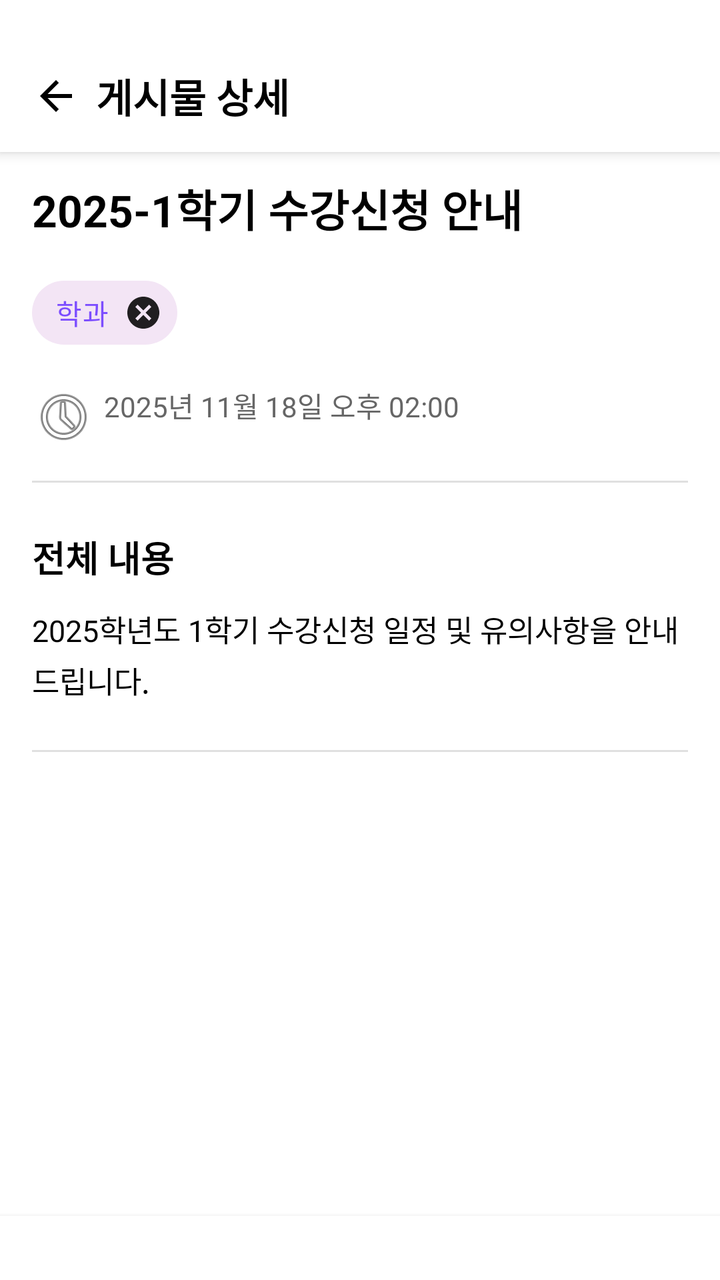
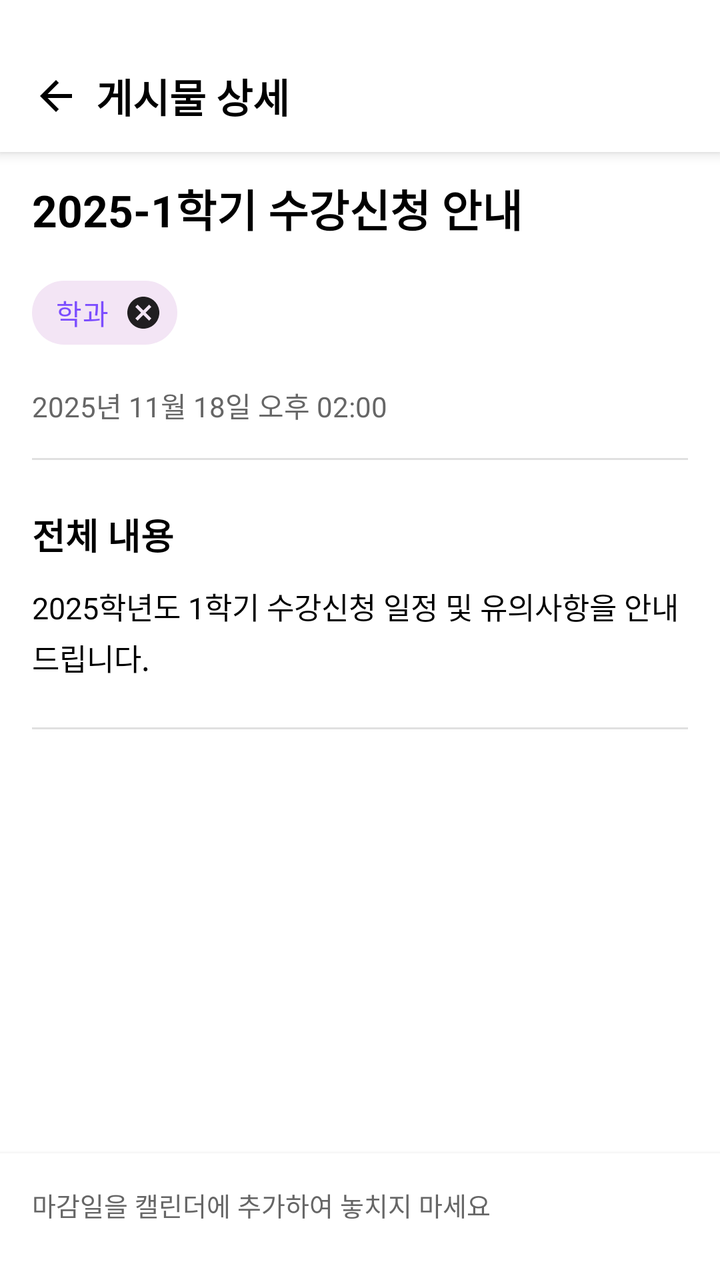

Screens rendered from an Android XML layout before and after an edit, with the pre-edit source and the edit as a unified diff.
<!-- AndroidManifest.xml: application theme Theme.mobile_android -->
<!-- res/layout/activity_post_detail.xml -->
<?xml version="1.0" encoding="utf-8"?>
<androidx.constraintlayout.widget.ConstraintLayout
    xmlns:android="http://schemas.android.com/apk/res/android"
    xmlns:app="http://schemas.android.com/apk/res-auto"
    xmlns:tools="http://schemas.android.com/tools"
    android:layout_width="match_parent"
    android:layout_height="match_parent"
    android:background="@color/screen_background"
    android:fitsSystemWindows="true"
    tools:context=".ui.post.PostDetailActivity">

    <FrameLayout
        android:id="@+id/header"
        android:layout_width="match_parent"
        android:layout_height="wrap_content"
        android:paddingTop="20dp"
        android:background="@android:color/white"
        android:elevation="4dp"
        app:layout_constraintTop_toTopOf="parent"
        app:layout_constraintStart_toStartOf="parent"
        app:layout_constraintEnd_toEndOf="parent">

        <androidx.appcompat.widget.Toolbar
            android:id="@+id/toolbar"
            android:layout_width="match_parent"
            android:layout_height="?attr/actionBarSize"
            android:background="@android:color/transparent"
            android:theme="@style/ThemeOverlay.AppCompat.ActionBar"
            app:popupTheme="@style/ThemeOverlay.AppCompat.Light">

            <ImageButton
                android:id="@+id/btn_back"
                android:layout_width="wrap_content"
                android:layout_height="wrap_content"
                android:layout_marginEnd="8dp"
                android:background="?attr/selectableItemBackgroundBorderless"
                android:contentDescription="뒤로가기"
                android:src="@drawable/ic_arrow_back" />

            <TextView
                android:id="@+id/toolbar_title"
                android:layout_width="wrap_content"
                android:layout_height="wrap_content"
                android:layout_gravity="start"
                android:text="게시물 상세"
                android:textColor="@android:color/black"
                android:textSize="20sp"
                android:textStyle="bold" />

            <ImageButton
                android:id="@+id/btn_grant_permission"
                android:layout_width="wrap_content"
                android:layout_height="wrap_content"
                android:layout_gravity="end"
                android:layout_marginEnd="8dp"
                android:background="?attr/selectableItemBackgroundBorderless"
                android:src="@drawable/ic_notifications"
                android:tint="#FF6B6B"
                android:visibility="gone"
                android:contentDescription="알림 권한 설정" />
        </androidx.appcompat.widget.Toolbar>
    </FrameLayout>

    <ScrollView
        android:layout_width="0dp"
        android:layout_height="0dp"
        android:background="@color/screen_background"
        android:paddingBottom="16dp"
        android:clipToPadding="false"
        app:layout_constraintTop_toBottomOf="@+id/header"
        app:layout_constraintBottom_toTopOf="@+id/bottom_actions"
        app:layout_constraintStart_toStartOf="parent"
        app:layout_constraintEnd_toEndOf="parent">

        <androidx.constraintlayout.widget.ConstraintLayout
            android:layout_width="match_parent"
            android:layout_height="wrap_content"
            android:paddingHorizontal="@dimen/screen_horizontal_padding"
            android:paddingTop="@dimen/screen_section_spacing">

            <TextView
                android:id="@+id/tv_post_title"
                android:layout_width="0dp"
                android:layout_height="wrap_content"
                android:text="2025-1학기 수강신청 안내"
                android:textColor="@android:color/black"
                android:textSize="22sp"
                android:textStyle="bold"
                app:layout_constraintEnd_toEndOf="parent"
                app:layout_constraintStart_toStartOf="parent"
                app:layout_constraintTop_toTopOf="parent"
                tools:ignore="HardcodedText" />

            <com.google.android.material.chip.ChipGroup
                android:id="@+id/chip_group_categories"
                android:layout_width="0dp"
                android:layout_height="wrap_content"
                android:layout_marginTop="12dp"
                app:chipSpacing="8dp"
                app:layout_constraintEnd_toEndOf="parent"
                app:layout_constraintStart_toStartOf="parent"
                app:layout_constraintTop_toBottomOf="@+id/tv_post_title">

                <com.google.android.material.chip.Chip
                    android:id="@+id/chip_category"
                    style="@style/Widget.MaterialComponents.Chip.Entry"
                    android:layout_width="wrap_content"
                    android:layout_height="wrap_content"
                    android:text="학과"
                    android:textColor="#7C4DFF"
                    app:chipBackgroundColor="#F3E5F5" />

            </com.google.android.material.chip.ChipGroup>

            <TextView
                android:id="@+id/tv_post_created_at"
                android:layout_width="0dp"
                android:layout_height="wrap_content"
                android:layout_marginTop="12dp"
                android:drawablePadding="4dp"
                android:text="2025년 11월 18일 오후 02:00"
                android:textColor="#666666"
                android:textSize="14sp"
                app:drawableStartCompat="@android:drawable/ic_menu_recent_history"
                app:layout_constraintEnd_toEndOf="parent"
                app:layout_constraintStart_toStartOf="parent"
                app:layout_constraintTop_toBottomOf="@+id/chip_group_categories"
                tools:ignore="HardcodedText" />

            <TextView
                android:id="@+id/tv_post_event_date"
                android:layout_width="0dp"
                android:layout_height="wrap_content"
                android:layout_marginTop="8dp"
                android:drawablePadding="4dp"
                android:text="마감일: 2025년 11월 25일 오전 12:00"
                android:textColor="#666666"
                android:textSize="14sp"
                android:visibility="gone"
                app:layout_constraintEnd_toEndOf="parent"
                app:layout_constraintStart_toStartOf="parent"
                app:layout_constraintTop_toBottomOf="@+id/tv_post_created_at"
                tools:ignore="HardcodedText"
                tools:visibility="visible" />

            <TextView
                android:id="@+id/tv_post_location"
                android:layout_width="0dp"
                android:layout_height="wrap_content"
                android:layout_marginTop="8dp"
                android:drawablePadding="4dp"
                android:text="장소 정보"
                android:textColor="#666666"
                android:textSize="14sp"
                android:visibility="gone"
                app:layout_constraintEnd_toEndOf="parent"
                app:layout_constraintStart_toStartOf="parent"
                app:layout_constraintTop_toBottomOf="@+id/tv_post_event_date"
                tools:ignore="HardcodedText"
                tools:visibility="visible" />

            <View
                android:id="@+id/divider1"
                android:layout_width="0dp"
                android:layout_height="1dp"
                android:layout_marginTop="16dp"
                android:background="#E0E0E0"
                app:layout_constraintEnd_toEndOf="parent"
                app:layout_constraintStart_toStartOf="parent"
                app:layout_constraintTop_toBottomOf="@+id/tv_post_location" />

            <androidx.cardview.widget.CardView
                android:id="@+id/card_ai_summary"
                android:layout_width="0dp"
                android:layout_height="wrap_content"
                android:layout_marginTop="16dp"
                android:visibility="gone"
                app:cardBackgroundColor="#E3F2FD"
                app:cardCornerRadius="12dp"
                app:cardElevation="0dp"
                app:layout_constraintEnd_toEndOf="parent"
                app:layout_constraintStart_toStartOf="parent"
                app:layout_constraintTop_toBottomOf="@+id/divider1"
                tools:visibility="visible"/>

            <TextView
                android:id="@+id/tv_content_title"
                android:layout_width="0dp"
                android:layout_height="wrap_content"
                android:layout_marginTop="24dp"
                android:text="전체 내용"
                android:textColor="@android:color/black"
                android:textSize="18sp"
                android:textStyle="bold"
                app:layout_constraintEnd_toEndOf="parent"
                app:layout_constraintStart_toStartOf="parent"
                app:layout_constraintTop_toBottomOf="@+id/card_ai_summary" />

            <TextView
                android:id="@+id/tv_post_content"
                android:layout_width="0dp"
                android:layout_height="wrap_content"
                android:layout_marginTop="12dp"
                android:lineSpacingExtra="4dp"
                android:text="2025학년도 1학기 수강신청 일정 및 유의사항을 안내드립니다."
                android:textColor="@android:color/black"
                android:textSize="15sp"
                app:layout_constraintEnd_toEndOf="parent"
                app:layout_constraintStart_toStartOf="parent"
                app:layout_constraintTop_toBottomOf="@+id/tv_content_title"
                tools:ignore="HardcodedText" />

            <View
                android:id="@+id/divider2"
                android:layout_width="0dp"
                android:layout_height="1dp"
                android:layout_marginTop="24dp"
                android:background="#E0E0E0"
                app:layout_constraintEnd_toEndOf="parent"
                app:layout_constraintStart_toStartOf="parent"
                app:layout_constraintTop_toBottomOf="@+id/tv_post_content" />

            <LinearLayout
                android:id="@+id/card_view_source"
                android:layout_width="0dp"
                android:layout_height="wrap_content"
                android:layout_marginTop="16dp"
                android:visibility="gone"
                app:cardBackgroundColor="#FFFFFF"
                app:cardCornerRadius="12dp"
                app:cardElevation="2dp"
                app:layout_constraintEnd_toEndOf="parent"
                app:layout_constraintStart_toStartOf="parent"
                app:layout_constraintTop_toBottomOf="@+id/divider2"
                tools:visibility="visible">

                <LinearLayout
                    android:layout_width="match_parent"
                    android:layout_height="wrap_content"
                    android:orientation="vertical">

                    <TextView
                        android:layout_width="match_parent"
                        android:layout_height="wrap_content"
                        android:text="원문 확인하기"
                        android:textColor="@android:color/black"
                        android:textSize="16sp"
                        android:textStyle="bold" />

                    <TextView
                        android:layout_width="match_parent"
                        android:layout_height="wrap_content"
                        android:layout_marginTop="8dp"
                        android:text="브라우저에서 게시물 원문을 직접 확인할 수 있습니다"
                        android:textColor="#666666"
                        android:textSize="14sp" />

                    <Button
                        android:id="@+id/btn_view_source"
                        android:layout_width="match_parent"
                        android:layout_height="wrap_content"
                        android:layout_marginTop="12dp"
                        android:backgroundTint="@color/accent_color"
                        android:text="게시글 직접 보기"
                        android:textColor="@android:color/white" />

                </LinearLayout>
            </LinearLayout>

        </androidx.constraintlayout.widget.ConstraintLayout>
    </ScrollView>

    <LinearLayout
        android:id="@+id/bottom_actions"
        android:layout_width="0dp"
        android:layout_height="wrap_content"
        android:background="@android:color/white"
        android:elevation="4dp"
        android:orientation="vertical"
        android:padding="16dp"
        app:layout_constraintBottom_toBottomOf="parent"
        app:layout_constraintEnd_toEndOf="parent"
        app:layout_constraintStart_toStartOf="parent">

        <TextView
            android:id="@+id/tv_calendar_info"
            android:layout_width="match_parent"
            android:layout_height="wrap_content"
            android:layout_marginBottom="4dp"
            android:text="캘린더에 추가"
            android:textColor="@android:color/black"
            android:textSize="15sp"
            android:textStyle="bold"
            android:visibility="gone"
            tools:visibility="visible" />

        <TextView
            android:layout_width="match_parent"
            android:layout_height="wrap_content"
            android:layout_marginBottom="12dp"
            android:text="마감일을 캘린더에 추가하여 놓치지 마세요"
            android:textColor="#666666"
            android:textSize="13sp"
            android:visibility="gone"
            tools:visibility="visible" />

        <Button
            android:id="@+id/btn_add_to_calendar"
            android:layout_width="match_parent"
            android:layout_height="wrap_content"
            android:backgroundTint="#FFFFFF"
            android:text="일정 추가하기"
            android:textColor="#666666"
            android:visibility="gone"
            app:strokeColor="#E0E0E0"
            app:strokeWidth="1dp"
            tools:visibility="visible" />

    </LinearLayout>

</androidx.constraintlayout.widget.ConstraintLayout>
<!-- resources referenced by this layout -->
<resources>
  <color name="accent_color">#4C84FF</color>
  <color name="screen_background">#FFFFFF</color>
  <dimen name="screen_horizontal_padding">16dp</dimen>
  <dimen name="screen_section_spacing">12dp</dimen>
  <!-- drawable ic_arrow_back (drawable) -->
  <vector xmlns:android="http://schemas.android.com/apk/res/android"
      android:width="24dp"
      android:height="24dp"
      android:viewportWidth="24"
      android:viewportHeight="24">
    <path
        android:fillColor="@color/black"
        android:pathData="M20,11H7.83l5.59,-5.59L12,4l-8,8 8,8 1.41,-1.41L7.83,13H20v-2z"/>
  </vector>
  <!-- drawable ic_notifications (drawable) -->
  <vector xmlns:android="http://schemas.android.com/apk/res/android"
      android:width="24dp"
      android:height="24dp"
      android:viewportWidth="24.0"
      android:viewportHeight="24.0">
      <path
          android:fillColor="#FF000000"
          android:pathData="M12,22c1.1,0 2,-0.9 2,-2h-4c0,1.1 0.9,2 2,2zM18,16v-5c0,-3.07 -1.63,-5.64 -4.5,-6.32L13.5,4h-3v0.68C7.63,5.36 6,7.92 6,11v5l-2,2v1h16v-1l-2,-2z"/>
  </vector>
  <style name="Theme.mobile_android" parent="Base.Theme.mobile_android" />
  <color name="black">#FF000000</color>
  <style name="Base.Theme.mobile_android" parent="Theme.MaterialComponents.DayNight.NoActionBar">
          
  
          <item name="colorPrimary">@color/login_bg1</item>
          <item name="colorPrimaryVariant">@color/login_bg1</item>
          <item name="colorOnPrimary">@color/white</item>
          <item name="colorSecondary">@color/login_bg2</item>
          <item name="colorSecondaryVariant">@color/login_bg2</item>
          <item name="colorOnSecondary">@color/login_bg2</item>
          <item name="android:statusBarColor">@color/login_bg1</item>
  
          
          <item name="android:windowDrawsSystemBarBackgrounds">true</item>
          <item name="android:navigationBarColor">@color/white</item>
      </style>
  <color name="login_bg1">#0B0E18</color>
  <color name="white">#FFFFFFFF</color>
  <color name="login_bg2">#673AB7</color>
</resources>

<!-- the commit's change to res/layout/activity_post_detail.xml (unified diff, before → after) -->
@@ -121,7 +121,6 @@
                 android:text="2025년 11월 18일 오후 02:00"
                 android:textColor="#666666"
                 android:textSize="14sp"
-                app:drawableStartCompat="@android:drawable/ic_menu_recent_history"
                 app:layout_constraintEnd_toEndOf="parent"
                 app:layout_constraintStart_toStartOf="parent"
                 app:layout_constraintTop_toBottomOf="@+id/chip_group_categories"
@@ -301,7 +300,6 @@
             android:text="마감일을 캘린더에 추가하여 놓치지 마세요"
             android:textColor="#666666"
             android:textSize="13sp"
-            android:visibility="gone"
             tools:visibility="visible" />
 
         <Button
